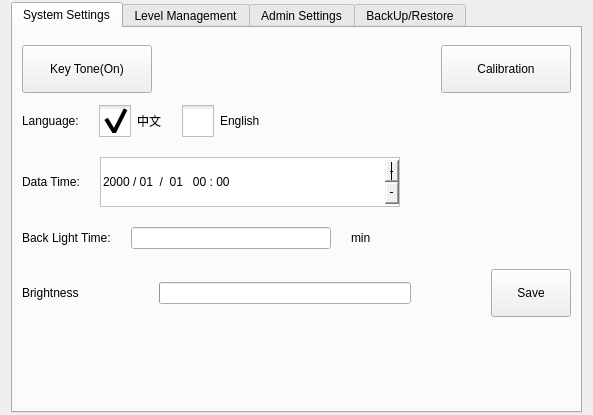
The window that hcsettings/ichcsystemsettingsframe.ui (GaussCheng/2-5AxisPunch) describes before a commit, drawn with Qt 5.
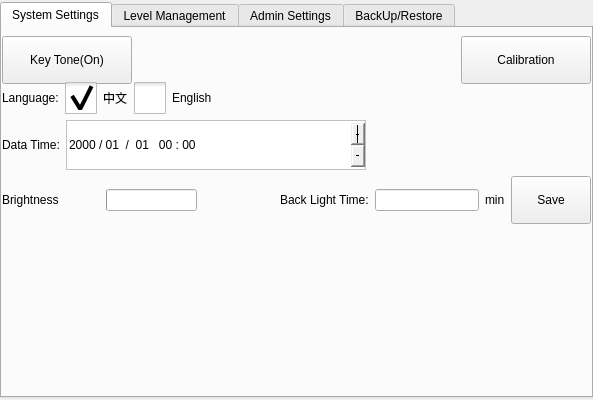
The same window after the commit. Icons and pictures are not drawn. Custom widgets are drawn as their Qt base class.

```diff
--- a/hcsettings/ichcsystemsettingsframe.ui
+++ b/hcsettings/ichcsystemsettingsframe.ui
@@ -7,7 +7,7 @@
     <x>0</x>
     <y>0</y>
     <width>593</width>
-    <height>415</height>
+    <height>400</height>
    </rect>
   </property>
   <property name="windowTitle">
@@ -31,9 +31,15 @@
    <property name="spacing">
     <number>2</number>
    </property>
+   <property name="leftMargin">
+    <number>0</number>
+   </property>
    <property name="topMargin">
     <number>2</number>
    </property>
+   <property name="rightMargin">
+    <number>0</number>
+   </property>
    <property name="bottomMargin">
     <number>2</number>
    </property>
@@ -57,7 +63,19 @@
       </attribute>
       <layout class="QVBoxLayout" name="verticalLayout_2">
        <property name="spacing">
-        <number>20</number>
+        <number>6</number>
+       </property>
+       <property name="leftMargin">
+        <number>0</number>
+       </property>
+       <property name="topMargin">
+        <number>0</number>
+       </property>
+       <property name="rightMargin">
+        <number>0</number>
+       </property>
+       <property name="bottomMargin">
+        <number>0</number>
        </property>
        <item>
         <layout class="QHBoxLayout" name="horizontalLayout_15">
@@ -306,40 +324,6 @@
          </item>
         </layout>
        </item>
-       <item>
-        <layout class="QHBoxLayout" name="horizontalLayout_7">
-         <item>
-          <widget class="QLabel" name="label_14">
-           <property name="text">
-            <string>Back Light Time:</string>
-           </property>
-          </widget>
-         </item>
-         <item>
-          <widget class="ICLineEditWithVirtualNumericKeypad" name="backLightTimeEdit"/>
-         </item>
-         <item>
-          <widget class="QLabel" name="label_15">
-           <property name="text">
-            <string>min</string>
-           </property>
-          </widget>
-         </item>
-         <item>
-          <spacer name="horizontalSpacer_4">
-           <property name="orientation">
-            <enum>Qt::Horizontal</enum>
-           </property>
-           <property name="sizeHint" stdset="0">
-            <size>
-             <width>40</width>
-             <height>20</height>
-            </size>
-           </property>
-          </spacer>
-         </item>
-        </layout>
-       </item>
        <item>
         <layout class="QHBoxLayout" name="horizontalLayout_8">
          <item>
@@ -423,6 +407,36 @@
            </property>
           </widget>
          </item>
+         <item>
+          <spacer name="horizontalSpacer_4">
+           <property name="orientation">
+            <enum>Qt::Horizontal</enum>
+           </property>
+           <property name="sizeHint" stdset="0">
+            <size>
+             <width>40</width>
+             <height>20</height>
+            </size>
+           </property>
+          </spacer>
+         </item>
+         <item>
+          <widget class="QLabel" name="label_14">
+           <property name="text">
+            <string>Back Light Time:</string>
+           </property>
+          </widget>
+         </item>
+         <item>
+          <widget class="ICLineEditWithVirtualNumericKeypad" name="backLightTimeEdit"/>
+         </item>
+         <item>
+          <widget class="QLabel" name="label_15">
+           <property name="text">
+            <string>min</string>
+           </property>
+          </widget>
+         </item>
          <item>
           <widget class="QPushButton" name="saveButton">
            <property name="sizePolicy">
@@ -454,9 +468,18 @@
         <layout class="QHBoxLayout" name="horizontalLayout_3">
          <item>
           <widget class="QLabel" name="versionLabel">
+           <property name="minimumSize">
+            <size>
+             <width>0</width>
+             <height>48</height>
+            </size>
+           </property>
            <property name="text">
             <string/>
            </property>
+           <property name="wordWrap">
+            <bool>true</bool>
+           </property>
           </widget>
          </item>
         </layout>
@@ -957,17 +980,17 @@
    <extends>QLineEdit</extends>
    <header>iclineeditwithvirtualnumerickeypad.h</header>
   </customwidget>
-  <customwidget>
-   <class>ICLineEditWithVirtualKeyboard</class>
-   <extends>QLineEdit</extends>
-   <header>iclineeditwithvirtualkeyboard.h</header>
-  </customwidget>
   <customwidget>
    <class>ICTabWidget</class>
    <extends>QTabWidget</extends>
    <header>ictabwidget.h</header>
    <container>1</container>
   </customwidget>
+  <customwidget>
+   <class>ICLineEditWithVirtualKeyboard</class>
+   <extends>QLineEdit</extends>
+   <header>iclineeditwithvirtualkeyboard.h</header>
+  </customwidget>
  </customwidgets>
  <resources>
   <include location="../resource.qrc"/>
```
